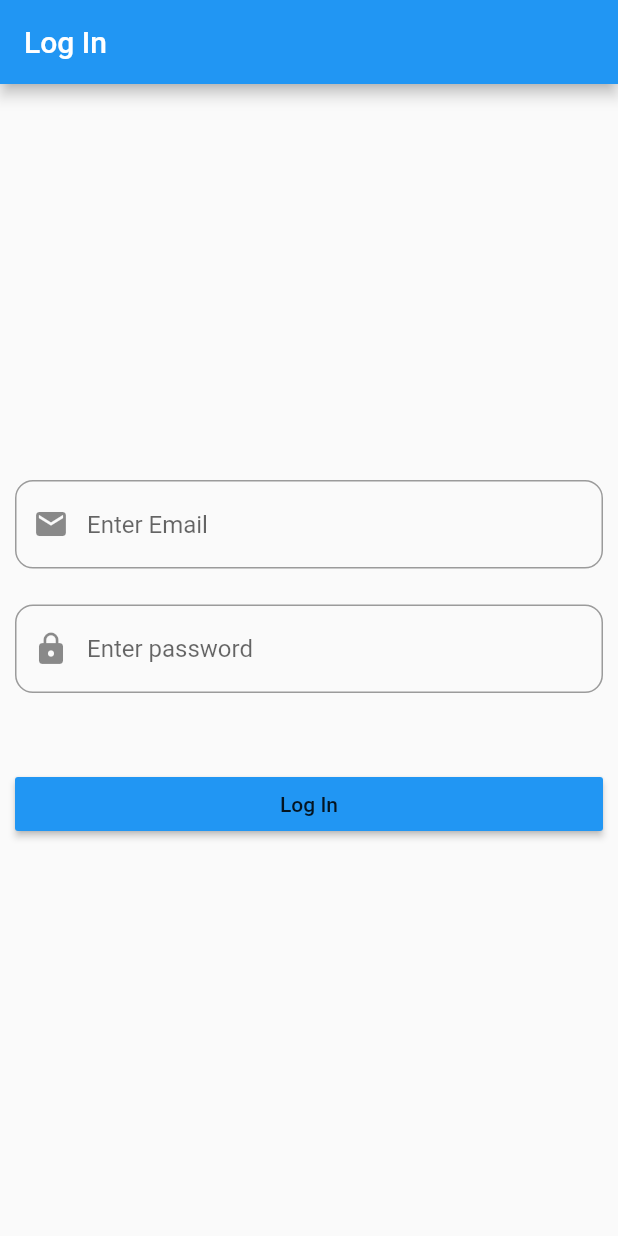
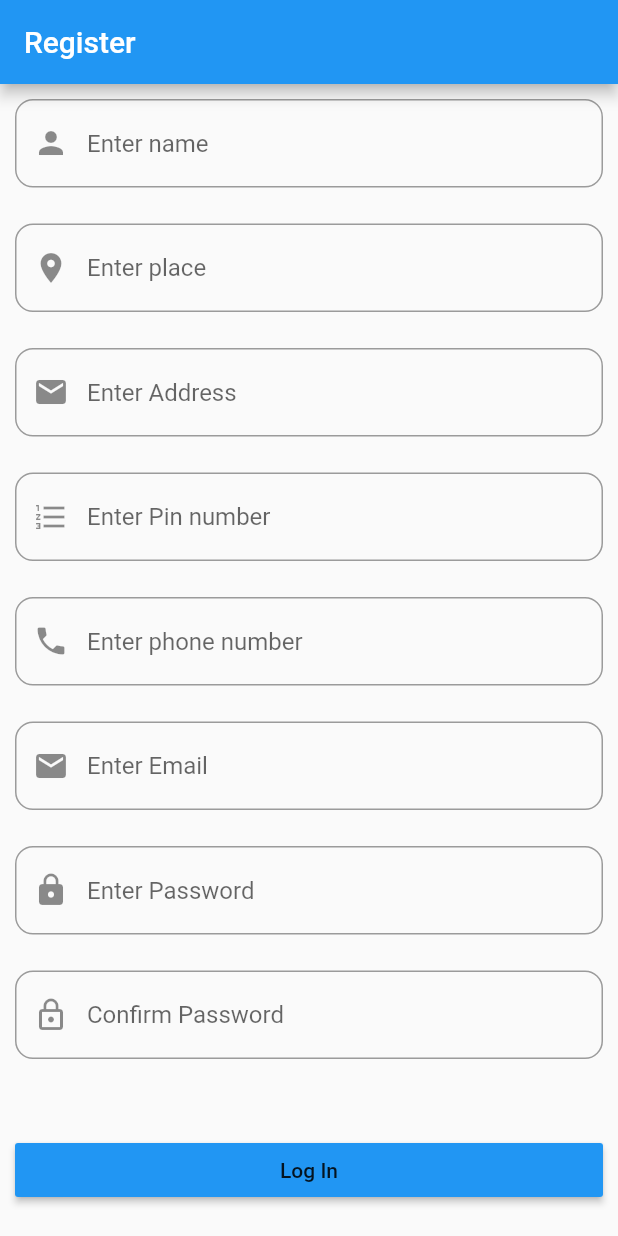
Before and after one commit to JossinAntony/Flutter-App-DB, a Flutter app: the screen it shows after launch, on a phone screen of 412 x 824 dp. Run offline on Flutter 3.47's test engine with Material 2 defaults, Android fonts, the phone set to English and light mode, and no system bars.

Commit message:
register.dart added.

```diff
--- a/lib/main.dart
+++ b/lib/main.dart
@@ -1,6 +1,7 @@
 import 'package:app_flutter_db/pages/login.dart';
+import 'package:app_flutter_db/pages/register.dart';
 import 'package:flutter/material.dart';
 
 void main() {
-  runApp(LogIn());
+  runApp(Register());
 }
--- a/lib/pages/login.dart
+++ b/lib/pages/login.dart
@@ -4,7 +4,7 @@ import 'package:flutter/material.dart';
 
 class LogIn extends StatelessWidget {
 
-  TextEditingController uNameCntrlr = TextEditingController();
+  TextEditingController uEmailCntrlr = TextEditingController();
   TextEditingController uPwdCntrlr = TextEditingController();
 
   @override
@@ -21,7 +21,7 @@ class LogIn extends StatelessWidget {
             mainAxisAlignment: MainAxisAlignment.center,
             children: <Widget>[
               TextField(
-                controller: uNameCntrlr,
+                controller: uEmailCntrlr,
                 decoration: InputDecoration(
                   border: OutlineInputBorder(
                     borderRadius: BorderRadius.circular(12),
--- /dev/null
+++ b/lib/pages/register.dart
@@ -0,0 +1,149 @@
+
+
+import 'package:flutter/material.dart';
+
+class Register extends StatelessWidget {
+
+  TextEditingController rNameCntrlr = TextEditingController();
+  TextEditingController rPlaceCntrlr = TextEditingController();
+  TextEditingController rAdrssCntrlr = TextEditingController();
+  TextEditingController rPinCntrlr = TextEditingController();
+  TextEditingController rPhoneCntrlr = TextEditingController();
+
+  TextEditingController rEmailCntrlr = TextEditingController();
+  TextEditingController rPwdCntrlr = TextEditingController();
+  TextEditingController rCPwdCntrlr = TextEditingController();
+
+  @override
+  Widget build(BuildContext context) {
+    return MaterialApp(
+      home: Scaffold(
+        appBar: AppBar(
+          title: Text('Register'),
+        ),
+        body: SingleChildScrollView(
+          child: Container(
+            padding: EdgeInsets.all(10.0),
+            alignment: Alignment.center,
+            child: Column(
+              mainAxisAlignment: MainAxisAlignment.center,
+              children: <Widget>[
+                TextField(
+                  controller: rNameCntrlr,
+                  decoration: InputDecoration(
+                    border: OutlineInputBorder(
+                      borderRadius: BorderRadius.circular(12),
+                    ),
+                    prefixIcon: Icon(Icons.person),
+                    hintText: 'Enter name',
+                  ),
+                ),
+
+                SizedBox(height: 24.0),
+
+                TextField(
+                  controller: rPlaceCntrlr,
+                  decoration: InputDecoration(
+                    border: OutlineInputBorder(
+                      borderRadius: BorderRadius.circular(12),
+                    ),
+                    prefixIcon: Icon(Icons.place),
+                    hintText: 'Enter place',
+                  ),
+                ),
+
+                SizedBox(height: 24.0),
+
+                TextField(
+                  controller: rAdrssCntrlr,
+                  decoration: InputDecoration(
+                    border: OutlineInputBorder(
+                      borderRadius: BorderRadius.circular(12),
+                    ),
+                    prefixIcon: Icon(Icons.local_post_office),
+                    hintText: 'Enter Address',
+                  ),
+                ),
+
+                SizedBox(height: 24.0),
+
+                TextField(
+                  controller: rPinCntrlr,
+                  decoration: InputDecoration(
+                    border: OutlineInputBorder(
+                      borderRadius: BorderRadius.circular(12),
+                    ),
+                    prefixIcon: Icon(Icons.format_list_numbered),
+                    hintText: 'Enter Pin number',
+                  ),
+                ),
+
+                SizedBox(height: 24.0),
+
+                TextField(
+                  controller: rPhoneCntrlr,
+                  decoration: InputDecoration(
+                    border: OutlineInputBorder(
+                      borderRadius: BorderRadius.circular(12),
+                    ),
+                    prefixIcon: Icon(Icons.phone),
+                    hintText: 'Enter phone number',
+                  ),
+                ),
+
+                SizedBox(height: 24.0),
+
+                TextField(
+                  controller: rEmailCntrlr,
+                  decoration: InputDecoration(
+                    border: OutlineInputBorder(
+                      borderRadius: BorderRadius.circular(12),
+                    ),
+                    prefixIcon: Icon(Icons.email),
+                    hintText: 'Enter Email',
+                  ),
+                ),
+
+                SizedBox(height: 24.0),
+
+                TextField(
+                  controller: rPwdCntrlr,
+                  decoration: InputDecoration(
+                    border: OutlineInputBorder(
+                      borderRadius: BorderRadius.circular(12),
+                    ),
+                    prefixIcon: Icon(Icons.lock),
+                    hintText: 'Enter Password',
+                  ),
+                ),
+
+                SizedBox(height: 24.0),
+
+                TextField(
+                  controller: rCPwdCntrlr,
+                  decoration: InputDecoration(
+                    border: OutlineInputBorder(
+                      borderRadius: BorderRadius.circular(12),
+                    ),
+                    prefixIcon: Icon(Icons.lock_outline),
+                    hintText: 'Confirm Password',
+                  ),
+                ),
+
+                SizedBox(height: 50.0),
+
+                RaisedButton(
+                  onPressed: (){},
+                  color: Colors.blue,
+                  child: Center(
+                      child: Text('Log In')
+                  ),
+                ),
+              ],
+            )
+          ),
+        )
+      )
+    );
+  }
+}
```
